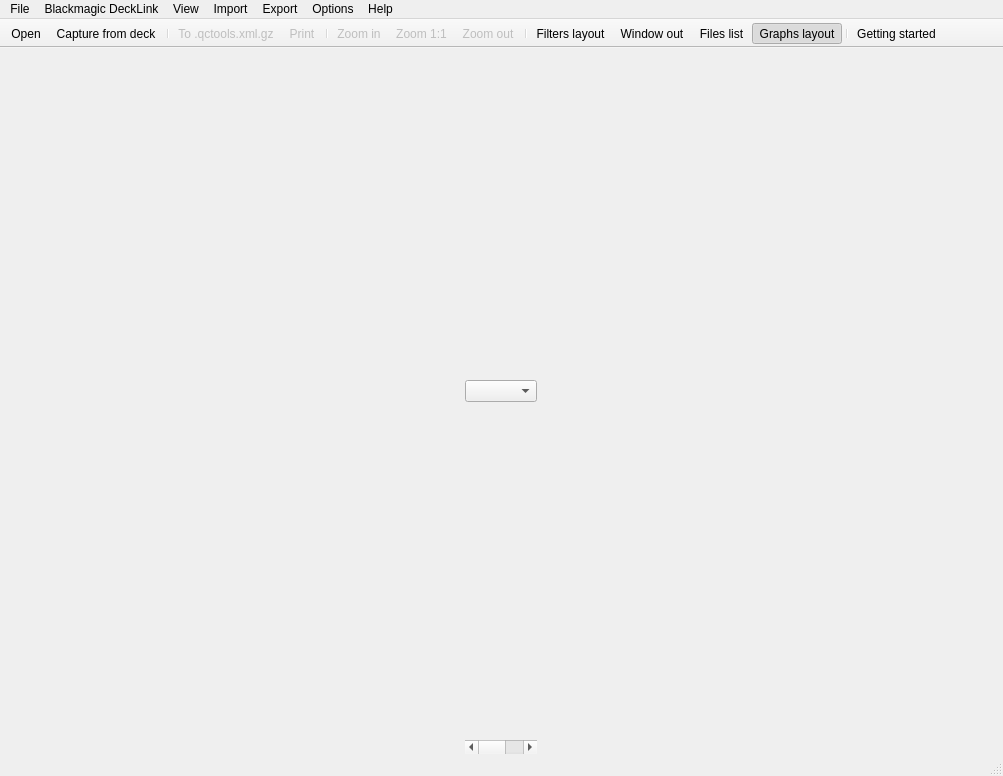
This is Source/GUI/mainwindow.ui in bavc/qctools as Qt 5 draws it before an edit. The edited form follows.
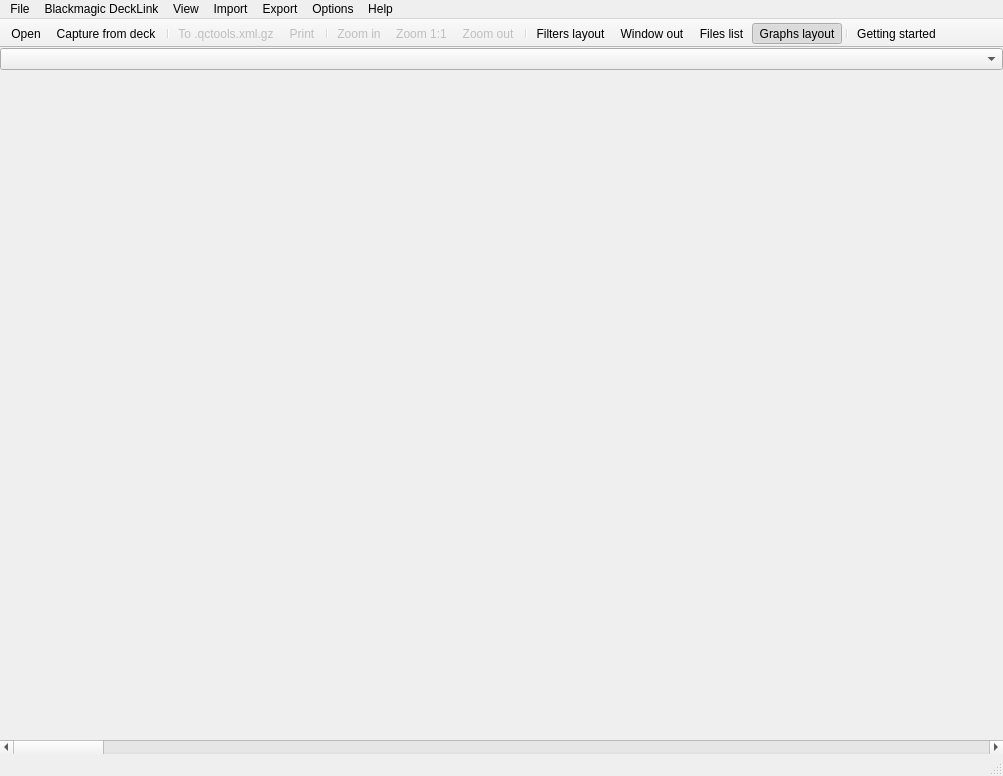
This is the edited form.

Commit message: introduce 'DraggableChildrenBehaviour', allowing to add dragging into QBoxLayout

The edit to the form file:
```diff
--- a/Source/GUI/mainwindow.ui
+++ b/Source/GUI/mainwindow.ui
@@ -33,7 +33,25 @@
        <widget class="QComboBox" name="fileNamesBox"/>
       </item>
       <item>
-       <layout class="QHBoxLayout" name="horizontalLayout"/>
+       <widget class="QWidget" name="checkboxesWidget" native="true">
+        <layout class="QGridLayout" name="gridLayout_2">
+         <property name="leftMargin">
+          <number>0</number>
+         </property>
+         <property name="topMargin">
+          <number>0</number>
+         </property>
+         <property name="rightMargin">
+          <number>0</number>
+         </property>
+         <property name="bottomMargin">
+          <number>0</number>
+         </property>
+         <item row="0" column="0">
+          <layout class="QHBoxLayout" name="horizontalLayout"/>
+         </item>
+        </layout>
+       </widget>
       </item>
      </layout>
     </item>
```
The commit also changes 5 other files.
